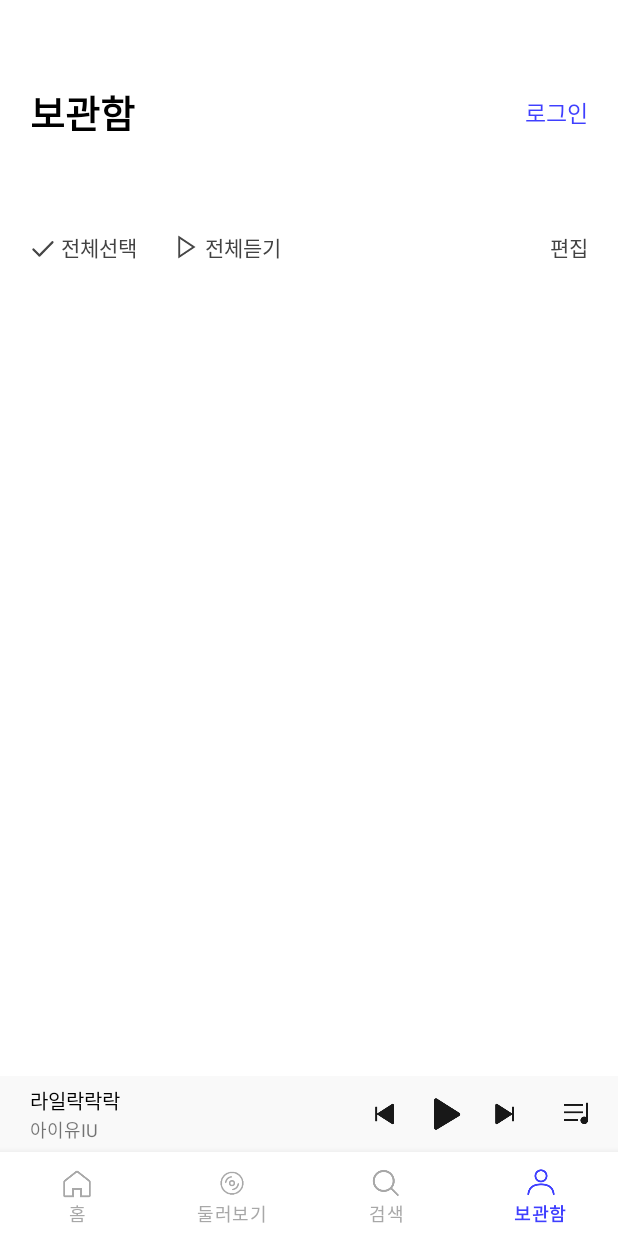
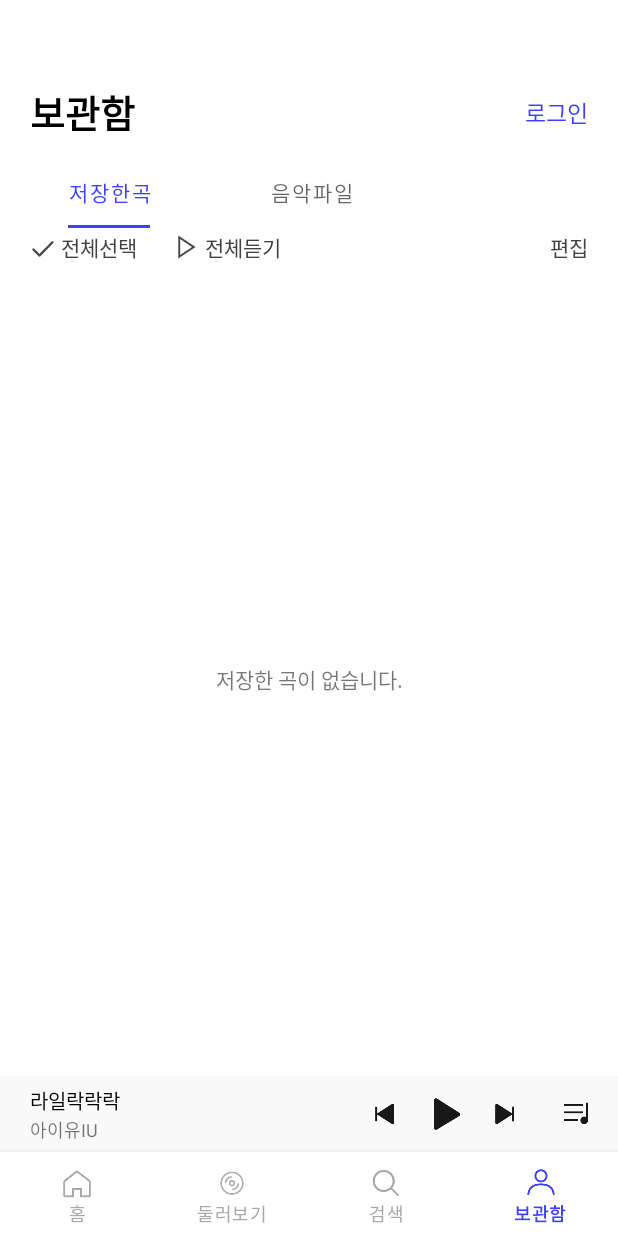
Before and after one commit to syt06162/FLO, an Android app: the screen it shows after launch (MainActivity), item 4 of the bottom bar chosen, on a phone screen of 412 x 824 dp. Run offline under Robolectric (Android 15) with nearby library versions, the phone set to English and light mode, and no system bars.

Commit message:
w03a1 - fragment_locker (musicfile, savedsong) 뷰페이저 연동

```diff
--- a/app/src/main/java/com/sherlock/flo/LockerFragment.kt
+++ b/app/src/main/java/com/sherlock/flo/LockerFragment.kt
@@ -5,13 +5,14 @@ import android.view.LayoutInflater
 import android.view.View
 import android.view.ViewGroup
 import androidx.fragment.app.Fragment
+import com.google.android.material.tabs.TabLayoutMediator
 import com.sherlock.flo.databinding.FragmentLockerBinding
 
 
 class LockerFragment : Fragment() {
 
     lateinit var binding: FragmentLockerBinding
-
+    val information = arrayListOf("저장한곡", "음악파일")
 
     override fun onCreateView(
         inflater: LayoutInflater,
@@ -19,6 +20,15 @@ class LockerFragment : Fragment() {
         savedInstanceState: Bundle?
     ): View {
         binding = FragmentLockerBinding.inflate(inflater, container, false)
+
+        // 탭레이아웃, 뷰페이저 띄우기
+        val adapter = LockerViewpagerAdapter(this)
+        binding.lockerContentVp.adapter = adapter
+        TabLayoutMediator(binding.lockerContentTb, binding.lockerContentVp){
+            tab, position -> tab.text = information[position]
+        }.attach()
+
+
         return binding.root
     }
 
--- /dev/null
+++ b/app/src/main/java/com/sherlock/flo/LockerSavedsongFragment.kt
@@ -0,0 +1,22 @@
+package com.sherlock.flo
+
+import android.os.Bundle
+import android.view.LayoutInflater
+import android.view.View
+import android.view.ViewGroup
+import androidx.fragment.app.Fragment
+import com.sherlock.flo.databinding.FragmentLockerSavedsongBinding
+
+class LockerSavedsongFragment : Fragment() {
+    lateinit var binding : FragmentLockerSavedsongBinding
+
+    override fun onCreateView(
+        inflater: LayoutInflater,
+        container: ViewGroup?,
+        savedInstanceState: Bundle?
+    ): View? {
+        binding = FragmentLockerSavedsongBinding.inflate(layoutInflater, container, false)
+
+        return binding.root
+    }
+}
--- /dev/null
+++ b/app/src/main/java/com/sherlock/flo/LockerViewpagerAdapter.kt
@@ -0,0 +1,13 @@
+package com.sherlock.flo
+
+import androidx.fragment.app.Fragment
+import androidx.viewpager2.adapter.FragmentStateAdapter
+
+class LockerViewpagerAdapter(fragment: Fragment) : FragmentStateAdapter(fragment) {
+    override fun getItemCount(): Int = 2
+
+    override fun createFragment(position: Int): Fragment  {
+        return if (position == 0) LockerSavedsongFragment()
+               else LockerMusicfileFragment()
+    }
+}
--- /dev/null
+++ b/app/src/main/res/layout/fragment_locker_savedsong.xml
@@ -0,0 +1,18 @@
+<?xml version="1.0" encoding="utf-8"?>
+<androidx.constraintlayout.widget.ConstraintLayout
+    xmlns:android="http://schemas.android.com/apk/res/android"
+    xmlns:app="http://schemas.android.com/apk/res-auto"
+    xmlns:tools="http://schemas.android.com/tools"
+    android:layout_width="match_parent"
+    android:layout_height="match_parent">
+
+    <TextView
+        android:layout_width="wrap_content"
+        android:layout_height="wrap_content"
+        android:text="저장한 곡이 없습니다."
+        app:layout_constraintStart_toStartOf="parent"
+        app:layout_constraintEnd_toEndOf="parent"
+        app:layout_constraintBottom_toBottomOf="parent"
+        app:layout_constraintTop_toTopOf="parent"/>
+
+</androidx.constraintlayout.widget.ConstraintLayout>
```
Also changed, not shown: app/src/main/java/com/sherlock/flo/LockerMusicfileFragment.kt (added, +23 -0 lines), app/src/main/res/layout/fragment_locker_musicfile.xml (added, +17 -0 lines).
